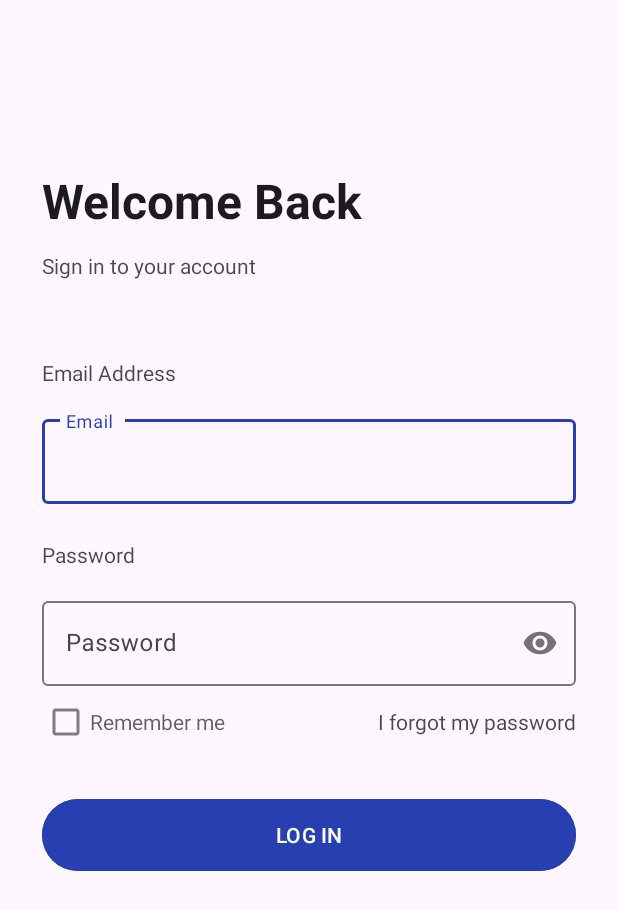
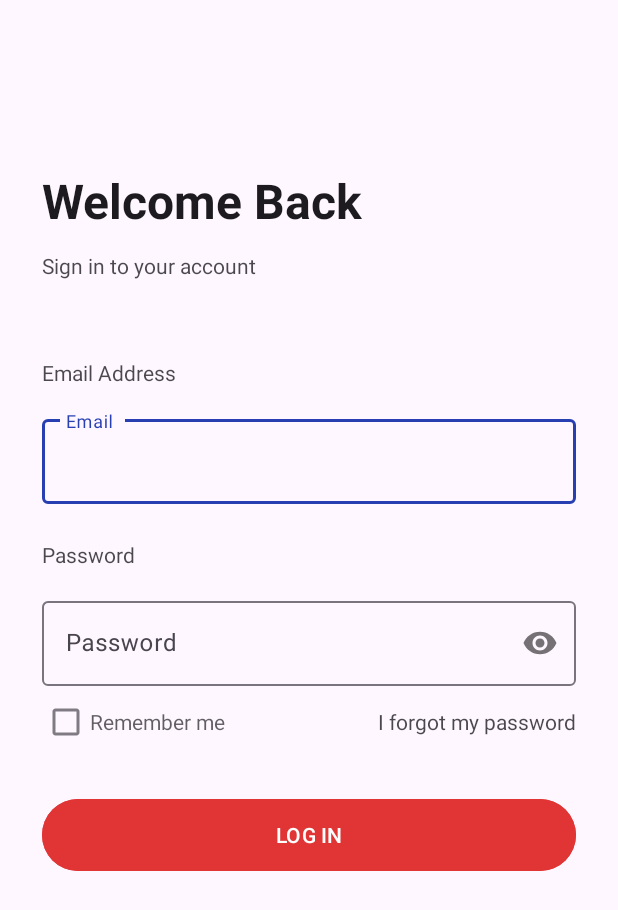
Before and after one commit to tuanminhphan45/mobile-project, an Android app: the screen it shows after launch (LoginActivity), on a phone screen of 412 x 824 dp. Shown: the top 910 px of the screen. Run offline under Robolectric (Android 15) with nearby library versions, the phone set to English and light mode, and no system bars.

Commit message:
Change tab button color

```diff
--- a/app/src/main/res/layout/activity_login.xml
+++ b/app/src/main/res/layout/activity_login.xml
@@ -108,7 +108,7 @@
             android:layout_width="match_parent"
             android:layout_height="56dp"
             android:layout_marginTop="23dp"
-            android:backgroundTint="@color/btn_login"
+            android:backgroundTint="@color/red"
             android:text="@string/log_in"
             android:textAllCaps="true"
             app:cornerRadius="50dp" />
```
